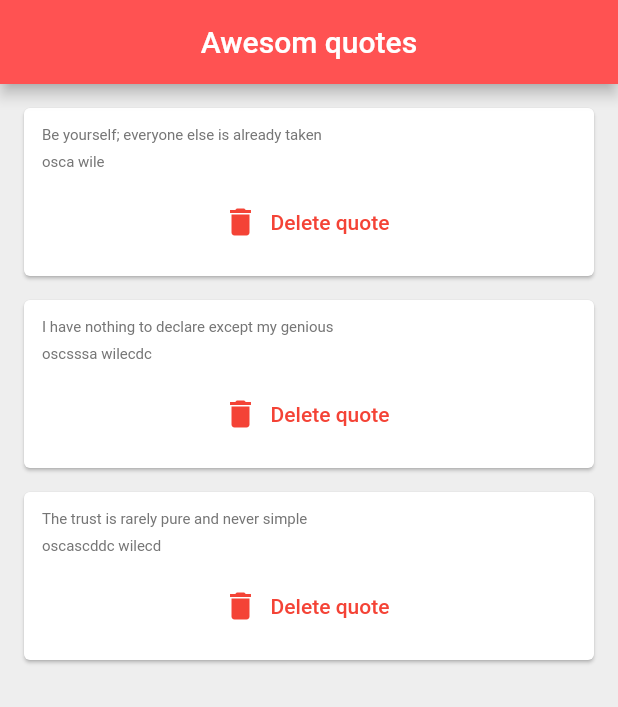
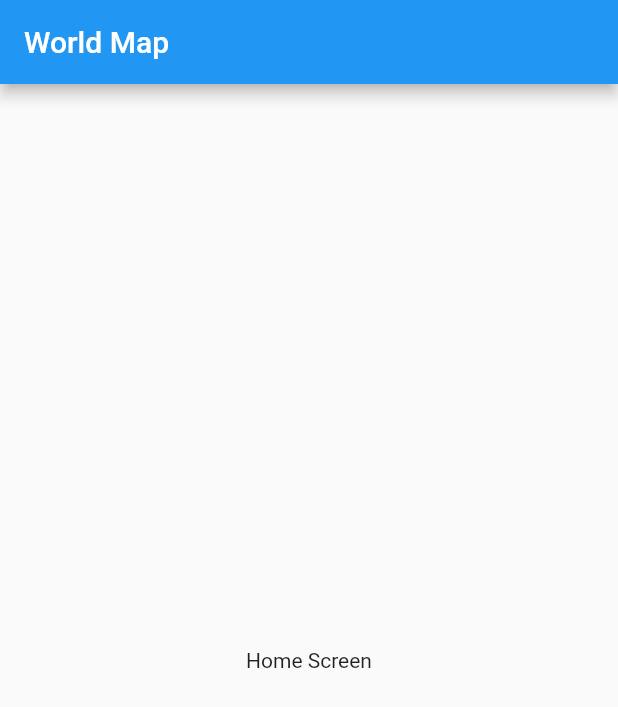
Before and after one commit to randikawann/1stFlutterApp20200405, a Flutter app: the screen it shows after launch, on a phone screen of 412 x 824 dp. Shown: the top 707 px of the screen. Run offline on Flutter 3.47's test engine with Material 2 defaults, Android fonts, the phone set to English and light mode, and no system bars.

Commit message:
added three screens

```diff
--- a/lib/main.dart
+++ b/lib/main.dart
@@ -1,54 +1,7 @@
 import 'package:flutter/material.dart';
-import 'quote.dart';
-import 'quote_card.dart';
+import 'pages/home.dart';
+
 
 void main() => runApp(MaterialApp(
-  home: QuoteList(),
+  home: Home(),
 ));
-
-class QuoteList extends StatefulWidget {
-  @override
-  _QuoteListState createState() => _QuoteListState();
-}
-
-
-class _QuoteListState extends State<QuoteList> {
-
-
-  List<Quote> quotes = [
-    Quote(author: 'osca wile', text: 'Be yourself; everyone else is already taken'),
-    Quote(author: 'oscsssa wilecdc', text: 'I have nothing to declare except my genious'),
-    Quote(author: 'oscascddc wilecd', text: 'The trust is rarely pure and never simple')
-
-  ];
-
-  /* no need this widget because of Quote card class can be access directly....
-  Widget quoteTemplate(quote){
-    // from Flutter Outline rightclick "Card" select "extract widget" change name.
-    return QuoteCard(quote: quote);
-  }
-*/
-
-  @override
-  Widget build(BuildContext context) {
-    return Scaffold(
-      backgroundColor: Colors.grey[200],
-      appBar: AppBar(
-        title: Text('Awesom quotes'),
-        centerTitle: true,
-        backgroundColor: Colors.redAccent,
-      ),
-      body: Column(
-        children: quotes.map((quote) => QuoteCard(
-          quote:  quote,
-          delete: (){
-            setState(() {
-              quotes.remove(quote);
-            });
-          }
-        ) ).toList(),
-
-      ),
-    );
-  }
-}
--- /dev/null
+++ b/lib/pages/choose_location.dart
@@ -0,0 +1,15 @@
+import 'package:flutter/material.dart';
+
+class choose_location extends StatefulWidget {
+  @override
+  _choose_locationState createState() => _choose_locationState();
+}
+
+class _choose_locationState extends State<choose_location> {
+  @override
+  Widget build(BuildContext context) {
+    return Scaffold(
+      body: Center(child: Text('Choose Location screen')),
+    );
+  }
+}
--- /dev/null
+++ b/lib/pages/home.dart
@@ -0,0 +1,18 @@
+import 'package:flutter/material.dart';
+
+class Home extends StatefulWidget {
+  @override
+  _HomeState createState() => _HomeState();
+}
+
+class _HomeState extends State<Home> {
+  @override
+  Widget build(BuildContext context) {
+    return Scaffold(
+      appBar: AppBar(
+        title: Text("World Map"),
+      ),
+      body: Center(child: Text("Home Screen")),
+    );
+  }
+}
--- /dev/null
+++ b/lib/pages/loading.dart
@@ -0,0 +1,15 @@
+import 'package:flutter/material.dart';
+
+class Loading extends StatefulWidget {
+  @override
+  _LoadingState createState() => _LoadingState();
+}
+
+class _LoadingState extends State<Loading> {
+  @override
+  Widget build(BuildContext context) {
+    return Scaffold(
+      body: Center(child: Text('Loading screen')),
+    );
+  }
+}
--- a/lib/quote.dart
+++ /dev/null
@@ -1,8 +0,0 @@
-class Quote{
-  String text;
-  String author;
-
-
-  Quote({this.text, this.author});
-
-}
--- a/lib/quote_card.dart
+++ /dev/null
@@ -1,54 +0,0 @@
-import 'package:flutter/material.dart';
-import 'quote.dart';
-
-
-class QuoteCard extends StatelessWidget {
-  Quote quote;
-  Function delete;
-
-  QuoteCard({this.quote, this.delete});
-
-  @override
-  Widget build(BuildContext context) {
-    return Card(
-      margin: EdgeInsets.fromLTRB(16.0, 16.0, 16.0, 0),
-      child: Padding(
-        padding: const EdgeInsets.all(12.0),
-        child: Column(
-          crossAxisAlignment: CrossAxisAlignment.stretch,
-          children: <Widget>[
-            Text(
-              quote.text,
-              style: TextStyle(
-                fontSize: 10.0,
-                color: Colors.grey[600],
-              ),
-            ),
-            SizedBox(height: 6.0,),
-            Text(
-              quote.author,
-              style: TextStyle(
-                fontSize: 10.0,
-                color: Colors.grey[600],
-              ),
-            ),
-            SizedBox(height: 10.0,),
-            FlatButton.icon(
-                onPressed: delete,
-                icon: Icon(
-                  Icons.delete,
-                  color: Colors.red,
-                ),
-                label: Text(
-                  'Delete quote',
-                  style: TextStyle(
-                    color: Colors.red
-                  ),
-                ),
-            ),
-          ],
-        ),
-      ),
-    );
-  }
-}
```
